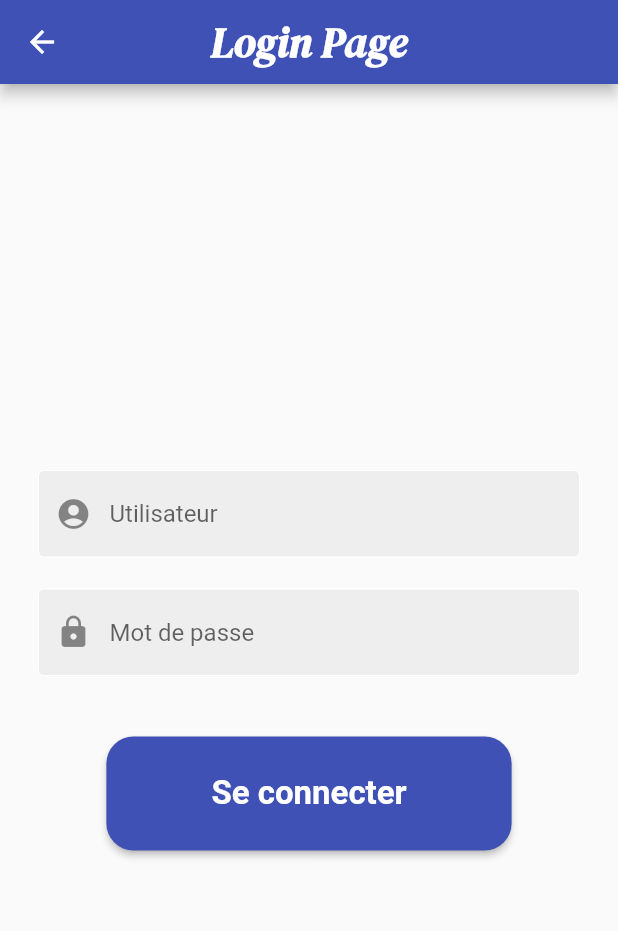
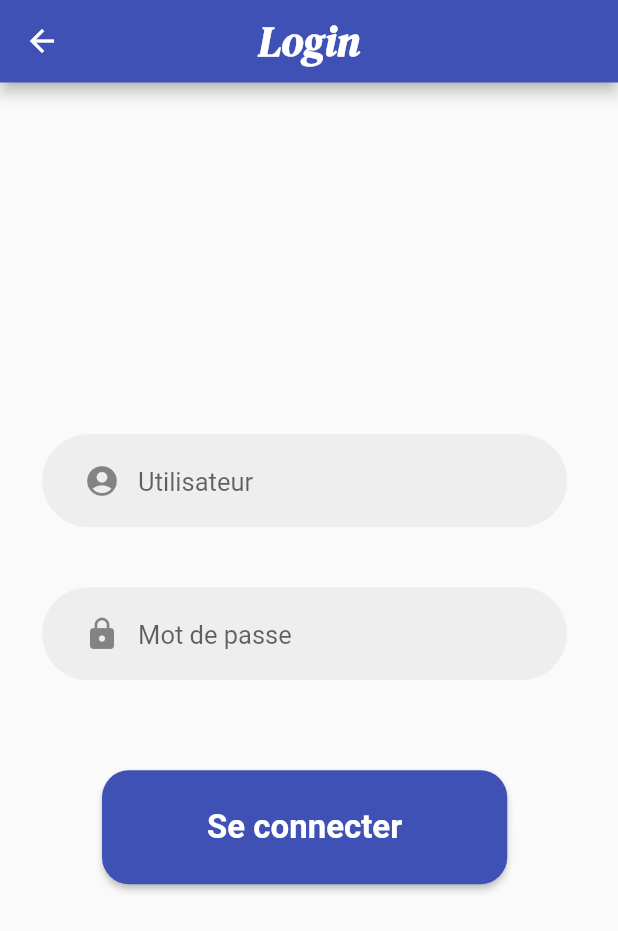
Before and after one commit to MahdiAyadi1/metroapp, a Flutter app: the screen it shows after launch, in the side drawer, after a tap on "Login", on a phone screen of 412 x 824 dp. Shown: the top 931 px of the screen. Run offline on Flutter 3.47's test engine with Material 2 defaults, Android fonts, the phone set to English and light mode, and no system bars; our stand-ins replace firebase_core, sqflite; accounts and stored records are empty; Roboto replaces fonts that are missing (Allfont).

Commit message:
more organization

```diff
--- a/Mobile/metroapp/lib/components/appbar.dart
+++ b/Mobile/metroapp/lib/components/appbar.dart
@@ -1,11 +1,31 @@
 import 'package:flutter/material.dart';
 import 'myvariables.dart';
 
-class MyAppBar extends StatelessWidget {
-  const MyAppBar({super.key});
+class MyAppBar extends StatelessWidget implements PreferredSizeWidget {
+  final String text;
+  const MyAppBar({
+    Key? key,
+    required this.text,
+  }) : super(key: key);
 
   @override
   Widget build(BuildContext context) {
-    return const Placeholder();
+    return AppBar(
+      backgroundColor: MyVariables.mainColor,
+      title: Text(
+        text,
+        style: TextStyle(
+            fontSize: 28,
+            fontFamily: MyVariables.titleFont,
+            fontWeight: FontWeight.bold),
+      ),
+      centerTitle: true,
+      // la hauteur de l'AppBar est définie à 80
+      // vous pouvez modifier cette valeur selon vos besoins
+      // preferredSize: Size.fromHeight(80),
+    );
   }
+
+  @override
+  Size get preferredSize => Size.fromHeight(55);
 }
--- a/Mobile/metroapp/lib/components/myvariables.dart
+++ b/Mobile/metroapp/lib/components/myvariables.dart
@@ -3,7 +3,7 @@
 class MyVariables {
   // static final Color myColor = Color(0xFF3366FF);
   static final Color mainColor = Colors.indigo;
-  static final Color secondColor = Colors.yellow;
+  static final Color secondColor = Color.fromARGB(255, 0, 212, 177);
   static final Color? textColor = Colors.grey[800];
   static final Color? backgroundColor = Colors.grey[200];
   static final String? titleFont = 'Myfont';
--- /dev/null
+++ b/Mobile/metroapp/lib/components/welcomePage/drawer_welcome.dart
@@ -0,0 +1,41 @@
+import 'package:flutter/material.dart';
+
+import '../myvariables.dart';
+
+class MyWelcomeDrawer extends StatelessWidget {
+  const MyWelcomeDrawer({
+    super.key,
+  });
+
+  @override
+  Widget build(BuildContext context) {
+    return Drawer(
+        child: ListView(
+      // ignore: prefer_const_literals_to_create_immutables
+      children: [
+        Container(
+          margin: EdgeInsets.fromLTRB(30, 30, 30, 0),
+          child: GestureDetector(
+            onTap: () {
+              Navigator.pushNamed(context, '/login');
+            },
+            child: Card(
+              color: MyVariables.backgroundColor,
+              child: ListTile(
+                autofocus: true,
+                title: Text(
+                  "Login",
+                  style: TextStyle(
+                      fontSize: 22,
+                      fontWeight: FontWeight.bold,
+                      color: MyVariables.textColor),
+                ),
+                trailing: Icon(Icons.login),
+              ),
+            ),
+          ),
+        )
+      ],
+    ));
+  }
+}
--- a/Mobile/metroapp/lib/components/inputWelcome.dart
+++ b/Mobile/metroapp/lib/components/welcomePage/inputWelcome.dart
@@ -2,18 +2,18 @@
 
 import 'package:flutter/material.dart';
 
-import 'myvariables.dart';
+import '../myvariables.dart';
 
 class InputWelcome extends StatelessWidget {
   final List<DropdownMenuItem<String>>? list;
   final void Function(Object?)? onChange;
-  final String? selectLigne;
+  final String? selected;
   final Text? hintText;
   const InputWelcome(
       {super.key,
       required this.list,
       required this.onChange,
-      required this.selectLigne,
+      required this.selected,
       required this.hintText,
       });
 
@@ -30,7 +30,7 @@
       child: DropdownButton(
 
         //dropdownColor: Colors.grey[200],
-        value: selectLigne,
+        value: selected,
         hint: hintText,
         itemHeight: 60,
         style: TextStyle(fontSize: 18.5, color: MyVariables.textColor),
--- /dev/null
+++ b/Mobile/metroapp/lib/components/welcomePage/myBoxDecoration.dart
@@ -0,0 +1,19 @@
+// ignore_for_file: non_constant_identifier_names, prefer_const_constructors
+
+import 'package:flutter/material.dart';
+
+
+  BoxDecoration MyBoxDecoration() {
+    return BoxDecoration(
+            image: DecorationImage(
+              image: AssetImage(
+                "assets/images/background.jpg",
+              ),
+              fit: BoxFit.cover,
+              colorFilter: ColorFilter.mode(
+                Colors.black.withOpacity(0.2),
+                BlendMode.dstATop,
+              ),
+            ),
+          );
+  }
--- a/Mobile/metroapp/lib/pages/home.dart
+++ b/Mobile/metroapp/lib/database/sqflite/home.dart
@@ -1,7 +1,7 @@
 // ignore_for_file: avoid_unnecessary_containers, prefer_const_constructors, avoid_print, unused_local_variable
 
 import 'package:flutter/material.dart';
-import 'package:metroapp/database/sqldb.dart';
+import 'package:metroapp/database/sqflite/sqldb.dart';
 
 class Home extends StatefulWidget {
   const Home({super.key});
--- a/Mobile/metroapp/lib/main.dart
+++ b/Mobile/metroapp/lib/main.dart
@@ -7,7 +7,7 @@
 // import 'package:metroapp/pages/test.dart';
 // import 'package:metroapp/pages/welcome.dart';
 import 'package:firebase_core/firebase_core.dart';
-import 'package:metroapp/pages/home.dart';
+import 'package:metroapp/database/sqflite/home.dart';
 import 'package:metroapp/pages/login.dart';
 import 'package:metroapp/pages/welcome.dart';
 // import 'package:metroapp/pages/test.dart';
--- a/Mobile/metroapp/lib/pages/login.dart
+++ b/Mobile/metroapp/lib/pages/login.dart
@@ -3,7 +3,8 @@
 import 'package:flutter/material.dart';
 import 'package:metroapp/components/button.dart';
 import 'package:metroapp/components/myvariables.dart';
-import '../components/MyTextField().dart';
+import '../components/appbar.dart';
+import '../components/myTextField.dart';
 
 class Login extends StatelessWidget {
   Login({super.key});
@@ -13,17 +14,7 @@
   Widget build(BuildContext context) {
     return SafeArea(
       child: Scaffold(
-        appBar: AppBar(
-          backgroundColor: MyVariables.mainColor,
-          title: Text(
-            "Login Page",
-            style: TextStyle(
-                fontSize: 28,
-                fontFamily: 'Myfont',
-                fontWeight: FontWeight.bold),
-          ),
-          centerTitle: true,
-        ),
+        appBar: MyAppBar(text: "Login"),
         body: Column(
           mainAxisAlignment: MainAxisAlignment.center,
           children: [
--- a/Mobile/metroapp/lib/pages/welcome.dart
+++ b/Mobile/metroapp/lib/pages/welcome.dart
@@ -2,8 +2,11 @@
 
 import 'package:flutter/material.dart';
 import 'package:metroapp/components/button.dart';
-import 'package:metroapp/components/inputWelcome.dart';
+import 'package:metroapp/components/welcomePage/inputWelcome.dart';
 import 'package:metroapp/components/myvariables.dart';
+import '../components/appbar.dart';
+import '../components/welcomePage/drawer_welcome.dart';
+import '../components/welcomePage/myBoxDecoration.dart';
 import '../database/bdd.dart';
 
 class Welcome extends StatefulWidget {
@@ -23,58 +26,10 @@
   Widget build(BuildContext context) {
     return SafeArea(
       child: Scaffold(
-          appBar: AppBar(
-            backgroundColor: MyVariables.mainColor,
-            title: Text(
-              "Book a Metro",
-              style: TextStyle(
-                  fontSize: 28,
-                  fontFamily: MyVariables.titleFont,
-                  fontWeight: FontWeight.bold),
-            ),
-            centerTitle: true,
-          ),
-          endDrawer: Drawer(
-              child: ListView(
-            // ignore: prefer_const_literals_to_create_immutables
-            children: [
-              Container(
-                margin: EdgeInsets.fromLTRB(30, 30, 30, 0),
-                child: GestureDetector(
-                  onTap: () {
-                    Navigator.pushNamed(context, '/login');
-                  },
-                  child: Card(
-                    color: MyVariables.backgroundColor,
-                    child: ListTile(
-                      autofocus: true,
-                      title: Text(
-                        "Login",
-                        style: TextStyle(
-                            fontSize: 22,
-                            fontWeight: FontWeight.bold,
-                            color: MyVariables.textColor),
-                      ),
-                      trailing: Icon(Icons.login),
-                    ),
-                  ),
-                ),
-              )
-            ],
-          )),
+          appBar: MyAppBar(text: "Book a Metro"),
+          endDrawer: MyWelcomeDrawer(),
           body: Container(
-            decoration: BoxDecoration(
-              image: DecorationImage(
-                image: AssetImage(
-                  "assets/images/background.jpg",
-                ),
-                fit: BoxFit.cover,
-                colorFilter: ColorFilter.mode(
-                  Colors.black.withOpacity(0.2),
-                  BlendMode.dstATop,
-                ),
-              ),
-            ),
+            decoration: MyBoxDecoration(),
             child: Column(
               children: [
                 Padding(
@@ -123,10 +78,10 @@
                               // print(stationsFiltred);
                             });
                           },
-                          selectLigne: _selectLigne,
+                          selected: _selectLigne,
                           hintText: Text("Choisisser la ligne du métro ")),
                       InputWelcome(
-                        selectLigne: _selectStationDepart,
+                        selected: _selectStationDepart,
                         hintText: Text("Choisisser la station de départ "),
                         list: (stationsFiltred.isEmpty
                                 ? <String>[]
@@ -144,7 +99,7 @@
                         },
                       ),
                       InputWelcome(
-                        selectLigne: _selectStationArrive,
+                        selected: _selectStationArrive,
                         hintText: Text("Choisisser la station de d'arrivée "),
                         list: (stationsFiltred.isEmpty
                                 ? <String>[]
```
Also changed, not shown: Mobile/metroapp/lib/pages/emploi.dart (+6 -10 lines), Mobile/metroapp/lib/pages/find_metro.dart (+3 -9 lines), Mobile/metroapp/lib/pages/teeest.txt (deleted, +0 -25 lines), Mobile/metroapp/lib/pages/teext3.txt (deleted, +0 -20 lines), Mobile/metroapp/lib/pages/test.txt (deleted, +0 -47 lines), Mobile/metroapp/lib/components/myTextField.dart (renamed from Mobile/metroapp/lib/components/MyTextField().dart), Mobile/metroapp/lib/database/sqflite/sqldb.dart (renamed from Mobile/metroapp/lib/database/sqldb.dart).
